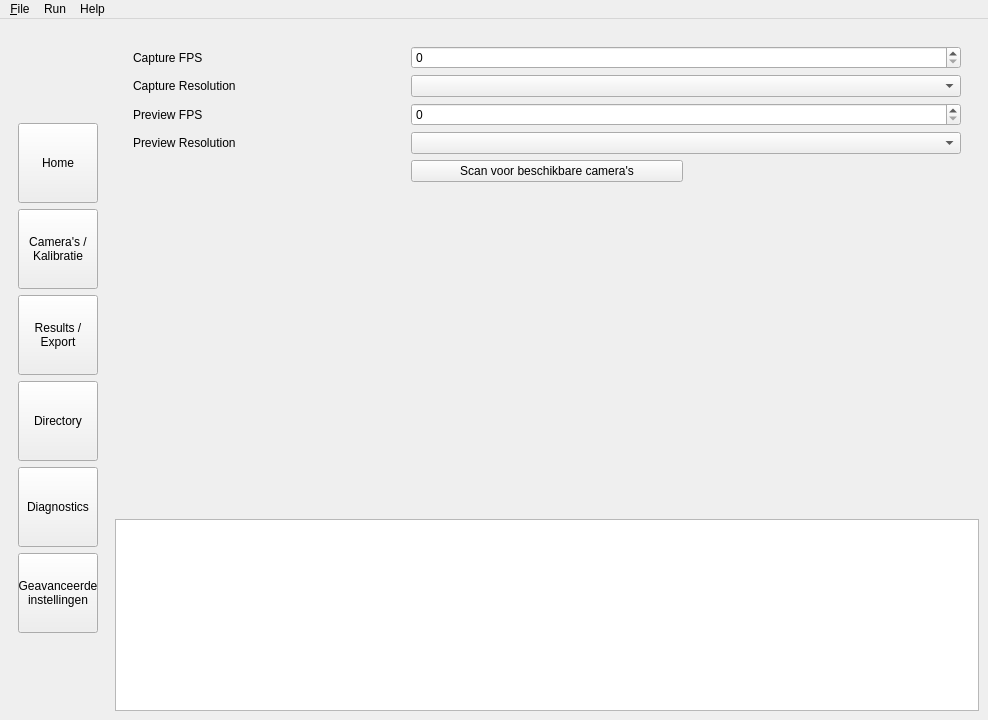
Before: the Qt Designer form Programma Structuur/ui/guiDesigner/GUI.ui in MaxUntersalmberger/PhysioMotionTracker, drawn with Qt 5.
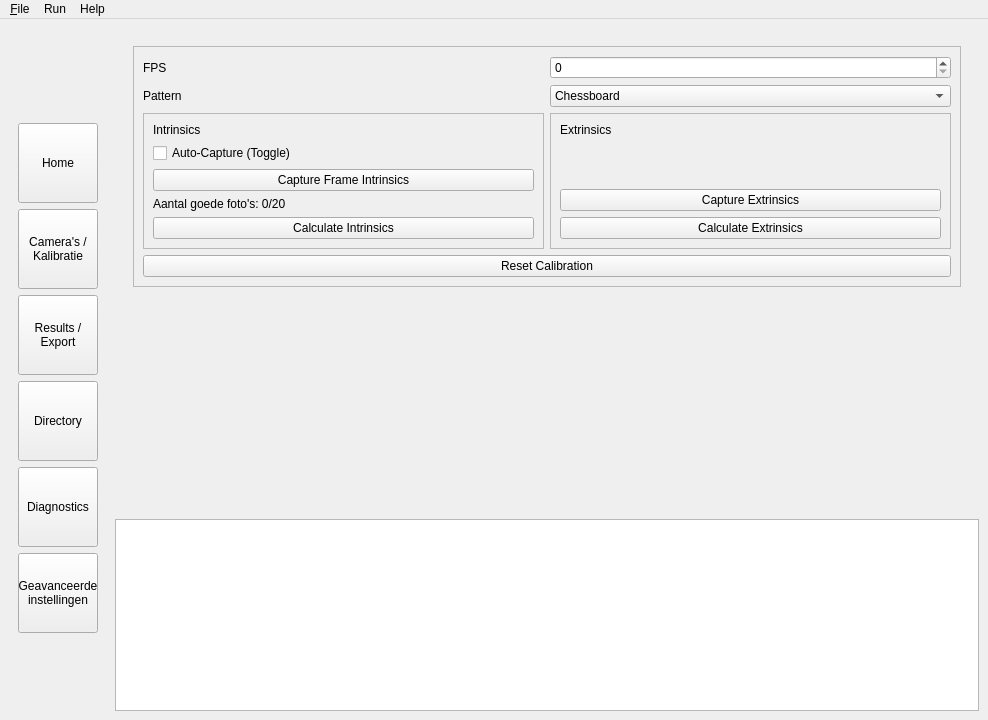
After: the same form once the commit is applied. Icons and pictures are not drawn.

The edit to the form file:
```diff
--- a/Programma Structuur/ui/guiDesigner/GUI.ui
+++ b/Programma Structuur/ui/guiDesigner/GUI.ui
@@ -144,47 +144,164 @@
          </widget>
          <widget class="QWidget" name="page_cameras">
           <layout class="QGridLayout" name="gridLayout_3">
-           <item row="3" column="0">
-            <widget class="QLabel" name="lab_">
-             <property name="text">
-              <string>Preview Resolution</string>
+           <item row="0" column="0" colspan="2">
+            <widget class="QFrame" name="frame">
+             <property name="sizePolicy">
+              <sizepolicy hsizetype="Preferred" vsizetype="Maximum">
+               <horstretch>0</horstretch>
+               <verstretch>0</verstretch>
+              </sizepolicy>
              </property>
-            </widget>
-           </item>
-           <item row="1" column="1" colspan="2">
-            <widget class="QComboBox" name="combo_cap_res"/>
-           </item>
-           <item row="0" column="1" colspan="2">
-            <widget class="QSpinBox" name="spin_cap_fps"/>
-           </item>
-           <item row="2" column="0">
-            <widget class="QLabel" name="lab_pre_fps">
-             <property name="text">
-              <string>Preview FPS</string>
+             <property name="frameShape">
+              <enum>QFrame::StyledPanel</enum>
              </property>
-            </widget>
-           </item>
-           <item row="0" column="0">
-            <widget class="QLabel" name="lab_cap_fps">
-             <property name="text">
-              <string>Capture FPS</string>
+             <property name="frameShadow">
+              <enum>QFrame::Raised</enum>
              </property>
+             <layout class="QGridLayout" name="gridLayout_9">
+              <item row="0" column="0">
+               <widget class="QLabel" name="lab_cap_fps">
+                <property name="text">
+                 <string>FPS</string>
+                </property>
+               </widget>
+              </item>
+              <item row="3" column="0" rowspan="2">
+               <widget class="QFrame" name="frame_2">
+                <property name="sizePolicy">
+                 <sizepolicy hsizetype="Preferred" vsizetype="Maximum">
+                  <horstretch>0</horstretch>
+                  <verstretch>0</verstretch>
+                 </sizepolicy>
+                </property>
+                <property name="frameShape">
+                 <enum>QFrame::StyledPanel</enum>
+                </property>
+                <property name="frameShadow">
+                 <enum>QFrame::Raised</enum>
+                </property>
+                <layout class="QGridLayout" name="gridLayout_10">
+                 <item row="0" column="0">
+                  <widget class="QLabel" name="lab_cap_intrinsics">
+                   <property name="text">
+                    <string>Intrinsics</string>
+                   </property>
+                  </widget>
+                 </item>
+                 <item row="2" column="0">
+                  <widget class="QPushButton" name="btn_cap_capture_frame_intrinsics">
+                   <property name="text">
+                    <string>Capture Frame Intrinsics</string>
+                   </property>
+                  </widget>
+                 </item>
+                 <item row="1" column="0">
+                  <widget class="QCheckBox" name="check_cap_auto_capture">
+                   <property name="text">
+                    <string>Auto-Capture (Toggle)</string>
+                   </property>
+                  </widget>
+                 </item>
+                 <item row="4" column="0">
+                  <widget class="QPushButton" name="btn_cap_calculate_intrinsics">
+                   <property name="text">
+                    <string>Calculate Intrinsics</string>
+                   </property>
+                  </widget>
+                 </item>
+                 <item row="3" column="0">
+                  <widget class="QLabel" name="lab_cap_intrinsics_number_good_captures">
+                   <property name="text">
+                    <string>Aantal goede foto's: 0/20</string>
+                   </property>
+                  </widget>
+                 </item>
+                </layout>
+               </widget>
+              </item>
+              <item row="9" column="0" colspan="2">
+               <widget class="QPushButton" name="btn_cap_reset_calibration">
+                <property name="text">
+                 <string>Reset Calibration</string>
+                </property>
+               </widget>
+              </item>
+              <item row="1" column="0">
+               <widget class="QLabel" name="lab_cap_pattern">
+                <property name="text">
+                 <string>Pattern</string>
+                </property>
+               </widget>
+              </item>
+              <item row="1" column="1">
+               <widget class="QComboBox" name="combo_cap_pattern">
+                <item>
+                 <property name="text">
+                  <string>Chessboard</string>
+                 </property>
+                </item>
+                <item>
+                 <property name="text">
+                  <string>Charuco</string>
+                 </property>
+                </item>
+               </widget>
+              </item>
+              <item row="0" column="1">
+               <widget class="QSpinBox" name="spin_cap_fps"/>
+              </item>
+              <item row="3" column="1" rowspan="2">
+               <widget class="QFrame" name="frame_3">
+                <property name="sizePolicy">
+                 <sizepolicy hsizetype="Preferred" vsizetype="Preferred">
+                  <horstretch>0</horstretch>
+                  <verstretch>0</verstretch>
+                 </sizepolicy>
+                </property>
+                <property name="frameShape">
+                 <enum>QFrame::StyledPanel</enum>
+                </property>
+                <property name="frameShadow">
+                 <enum>QFrame::Raised</enum>
+                </property>
+                <layout class="QGridLayout" name="gridLayout_11">
+                 <item row="1" column="0">
+                  <widget class="QLabel" name="lab_cap_extrinsics">
+                   <property name="sizePolicy">
+                    <sizepolicy hsizetype="Preferred" vsizetype="Preferred">
+                     <horstretch>0</horstretch>
+                     <verstretch>0</verstretch>
+                    </sizepolicy>
+                   </property>
+                   <property name="text">
+                    <string>Extrinsics</string>
+                   </property>
+                   <property name="alignment">
+                    <set>Qt::AlignLeading|Qt::AlignLeft|Qt::AlignTop</set>
+                   </property>
+                  </widget>
+                 </item>
+                 <item row="3" column="0">
+                  <widget class="QPushButton" name="btn_cap_calculate_extrinsics">
+                   <property name="text">
+                    <string>Calculate Extrinsics</string>
+                   </property>
+                  </widget>
+                 </item>
+                 <item row="2" column="0">
+                  <widget class="QPushButton" name="btn_cap_capture_extrinsics">
+                   <property name="text">
+                    <string>Capture Extrinsics</string>
+                   </property>
+                  </widget>
+                 </item>
+                </layout>
+               </widget>
+              </item>
+             </layout>
             </widget>
            </item>
-           <item row="2" column="1" colspan="2">
-            <widget class="QSpinBox" name="spin_pre_fps"/>
-           </item>
-           <item row="1" column="0">
-            <widget class="QLabel" name="lab_cap_res">
-             <property name="text">
-              <string>Capture Resolution</string>
-             </property>
-            </widget>
-           </item>
-           <item row="3" column="1" colspan="2">
-            <widget class="QComboBox" name="combo_res_fps"/>
-           </item>
-           <item row="5" column="0" colspan="3">
+           <item row="1" column="0" colspan="2">
             <widget class="QFrame" name="frame_cam">
              <property name="frameShape">
               <enum>QFrame::NoFrame</enum>
@@ -192,13 +309,6 @@
              <layout class="QGridLayout" name="gridLayout_6"/>
             </widget>
            </item>
-           <item row="4" column="1">
-            <widget class="QPushButton" name="search_cameras">
-             <property name="text">
-              <string>Scan voor beschikbare camera's</string>
-             </property>
-            </widget>
-           </item>
           </layout>
          </widget>
          <widget class="QWidget" name="page_results">
```
